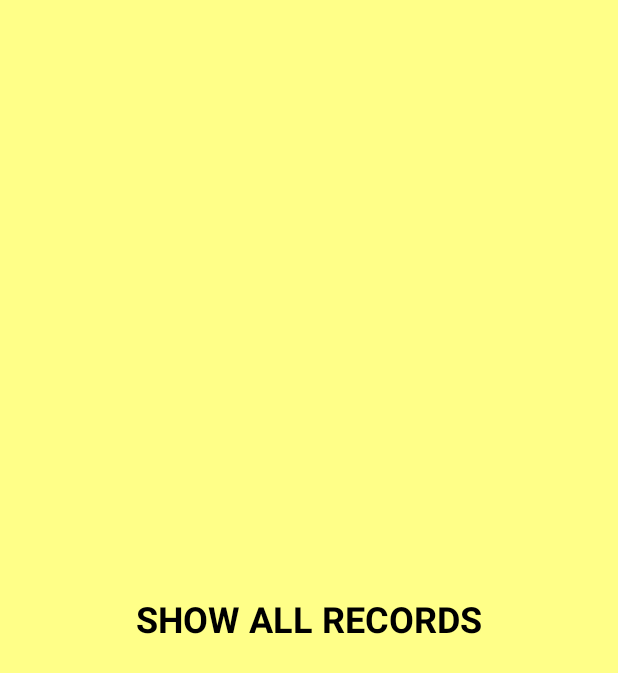
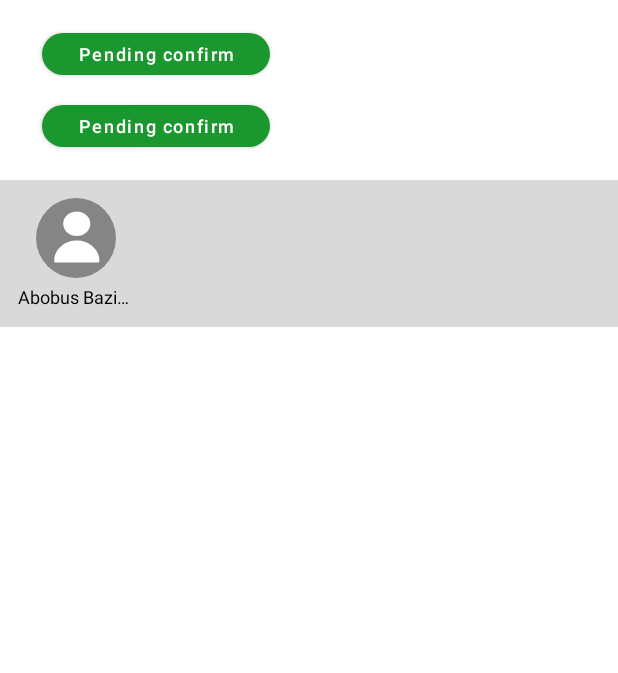
Before and after one commit to SergStas/DebtsTracker, an Android app: the layout fragment_history.xml on its own in the app's theme, with its tools: preview values and no code run, on a phone screen of 412 x 824 dp. Shown: the top 673 px of the screen. Run offline under Robolectric (Android 15) with nearby library versions, the phone set to English and light mode, and no system bars.

Commit message:
Debts history fragment WIP

```diff
--- /dev/null
+++ b/app/src/main/res/drawable/ic_user_avatar_ph.xml
@@ -0,0 +1,23 @@
+<vector xmlns:android="http://schemas.android.com/apk/res/android"
+    android:width="53dp"
+    android:height="53dp"
+    android:viewportWidth="53"
+    android:viewportHeight="53">
+  <path
+      android:pathData="M26.5,26.5m-26.5,0a26.5,26.5 0,1 1,53 0a26.5,26.5 0,1 1,-53 0"
+      android:fillColor="#858585"/>
+  <path
+      android:pathData="M35,17.111C35,21.038 31.418,24.222 27,24.222C22.582,24.222 19,21.038 19,17.111C19,13.184 22.582,10 27,10C31.418,10 35,13.184 35,17.111Z"
+      android:strokeLineJoin="round"
+      android:strokeWidth="2"
+      android:fillColor="#ffffff"
+      android:strokeColor="#ffffff"
+      android:strokeLineCap="round"/>
+  <path
+      android:pathData="M27,29.222C19.268,29.222 13,34.794 13,41.667H41C41,34.794 34.732,29.222 27,29.222Z"
+      android:strokeLineJoin="round"
+      android:strokeWidth="2"
+      android:fillColor="#ffffff"
+      android:strokeColor="#ffffff"
+      android:strokeLineCap="round"/>
+</vector>
--- a/app/src/main/res/layout/fragment_history.xml
+++ b/app/src/main/res/layout/fragment_history.xml
@@ -4,17 +4,31 @@
     android:layout_height="match_parent"
     xmlns:app="http://schemas.android.com/apk/res-auto"
     xmlns:tools="http://schemas.android.com/tools"
-    tools:context=".ui.history.HistoryFragment"
-    android:background="#ff8">
+    tools:context=".ui.history.HistoryFragment">
 
-    <TextView
-        android:layout_width="wrap_content"
+    <androidx.recyclerview.widget.RecyclerView
+        android:id="@+id/rv_filters"
+        android:layout_width="match_parent"
         android:layout_height="wrap_content"
-        android:text="@string/menu_b_history"
-        style="@style/App.Text.H1"
-        app:layout_constraintStart_toStartOf="parent"
-        app:layout_constraintEnd_toEndOf="parent"
-        app:layout_constraintBottom_toBottomOf="parent"
-        app:layout_constraintTop_toTopOf="parent" />
+        app:layout_constraintTop_toTopOf="parent"
+        tools:listitem="@layout/item_history_filter"
+        tools:itemCount="2"
+        android:layout_marginTop="@dimen/m2"
+        android:layout_marginHorizontal="@dimen/m1" />
+
+    <androidx.recyclerview.widget.RecyclerView
+        android:id="@+id/rv_users"
+        android:layout_width="match_parent"
+        android:layout_height="wrap_content"
+        android:background="@color/c4"
+        tools:listitem="@layout/item_user_preview"
+        tools:itemCount="1"
+        android:orientation="horizontal"
+        app:layout_constraintTop_toBottomOf="@id/rv_filters"
+        android:layout_marginTop="@dimen/m2"
+        android:paddingBottom="@dimen/m2"
+        android:paddingHorizontal="@dimen/m2" />
+
+
 
 </androidx.constraintlayout.widget.ConstraintLayout>
--- /dev/null
+++ b/app/src/main/res/layout/item_history_filter.xml
@@ -0,0 +1,11 @@
+<?xml version="1.0" encoding="utf-8"?>
+<Button xmlns:android="http://schemas.android.com/apk/res/android"
+    android:layout_width="wrap_content"
+    android:layout_height="40dp"
+    style="@style/App.Button.Small"
+    xmlns:tools="http://schemas.android.com/tools"
+    xmlns:app="http://schemas.android.com/apk/res-auto"
+    app:textAllCaps="false"
+    android:paddingHorizontal="@dimen/m1"
+    tools:text="Pending confirm"
+    android:layout_margin="@dimen/m4"/>
--- /dev/null
+++ b/app/src/main/res/layout/item_user_preview.xml
@@ -0,0 +1,34 @@
+<?xml version="1.0" encoding="utf-8"?>
+<androidx.constraintlayout.widget.ConstraintLayout xmlns:android="http://schemas.android.com/apk/res/android"
+    xmlns:tools="http://schemas.android.com/tools"
+    android:layout_width="wrap_content"
+    android:layout_height="wrap_content"
+    xmlns:app="http://schemas.android.com/apk/res-auto"
+    android:orientation="vertical"
+    tools:ignore="UseCompoundDrawables">
+
+    <ImageView
+        android:id="@+id/iv_avatar"
+        android:layout_width="wrap_content"
+        android:layout_height="wrap_content"
+        android:src="@drawable/ic_user_avatar_ph"
+        android:layout_margin="@dimen/m2"
+        app:layout_constraintStart_toStartOf="parent"
+        app:layout_constraintEnd_toEndOf="parent"
+        app:layout_constraintTop_toTopOf="parent"
+        android:contentDescription="@null" />
+
+    <TextView
+        android:id="@+id/tv_name"
+        android:layout_width="0dp"
+        android:layout_height="wrap_content"
+        app:layout_constraintStart_toStartOf="parent"
+        app:layout_constraintEnd_toEndOf="parent"
+        app:layout_constraintTop_toBottomOf="@id/iv_avatar"
+        android:lines="1"
+        tools:text="Abobus Bazirovanniy"
+        style="@style/App.Text.H8"
+        android:layout_gravity="center"
+        android:layout_marginTop="@dimen/m4" />
+
+</androidx.constraintlayout.widget.ConstraintLayout>
--- a/app/src/main/res/values/styles.xml
+++ b/app/src/main/res/values/styles.xml
@@ -30,6 +30,7 @@
 
     <style name="App.Text">
         <item name="android:textColor">@color/c2</item>
+        <item name="android:ellipsize">end</item>
     </style>
 
     <style name="App.Text.EditText">
@@ -99,11 +100,9 @@
 
     <style name="App.Text.H8">
         <item name="android:textSize">@dimen/font_h8</item>
-        <item name="android:textAllCaps">true</item>
     </style>
 
     <style name="App.Text.Accent.H8">
         <item name="android:textSize">@dimen/font_h8</item>
-        <item name="android:textAllCaps">true</item>
     </style>
 </resources>
```
Also changed, not shown: app/src/main/res/layout/item_debt.xml (added, +55 -0 lines).
